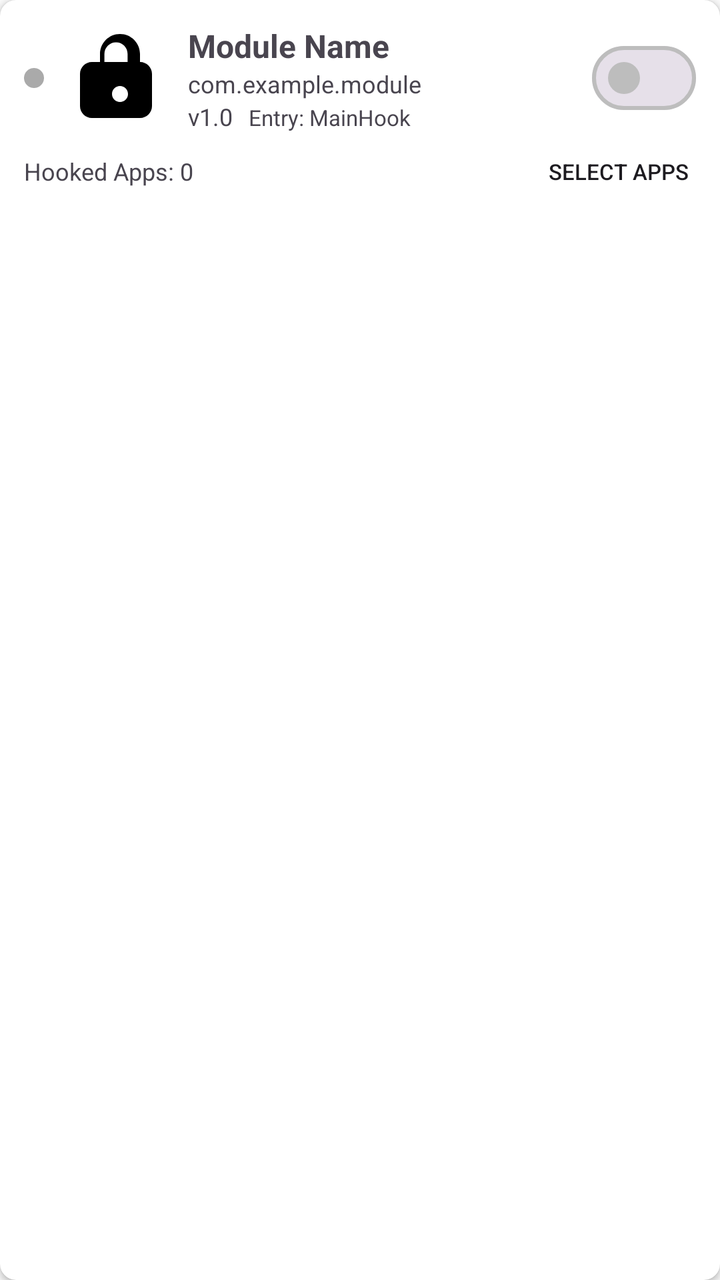
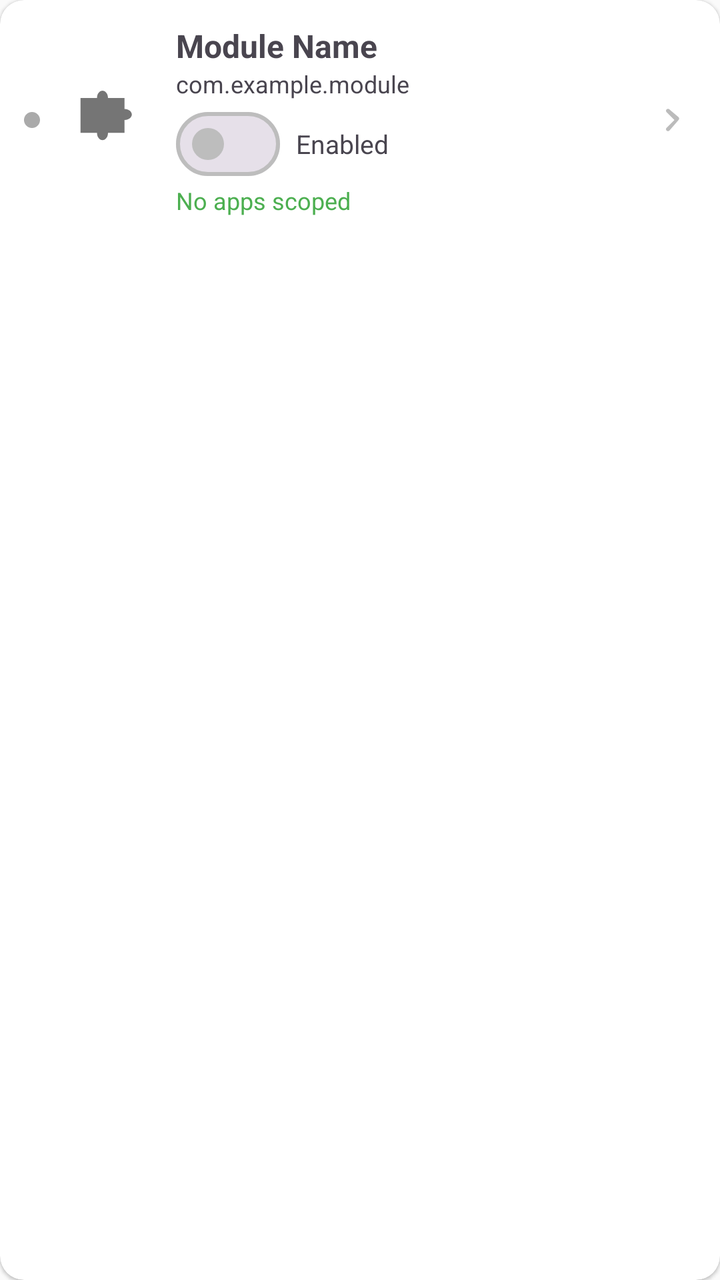

Two renders of the same Android screen: before a commit and after it. Below are the layout's source before the change and the commit's diff.
<!-- AndroidManifest.xml: application theme Theme.ShizuPosedManager -->
<!-- res/layout/item_module.xml -->
<?xml version="1.0" encoding="utf-8"?>
<androidx.cardview.widget.CardView
    xmlns:android="http://schemas.android.com/apk/res/android"
    xmlns:app="http://schemas.android.com/apk/res-auto"
    android:id="@+id/cardModule"
    android:layout_width="match_parent"
    android:layout_height="wrap_content"
    android:layout_margin="4dp"
    app:cardCornerRadius="8dp"
    app:cardElevation="2dp">

    <LinearLayout
        android:layout_width="match_parent"
        android:layout_height="wrap_content"
        android:orientation="vertical"
        android:padding="12dp">

        
        <LinearLayout
            android:layout_width="match_parent"
            android:layout_height="wrap_content"
            android:orientation="horizontal"
            android:gravity="center_vertical">

            
            <View
                android:id="@+id/indicatorStatus"
                android:layout_width="10dp"
                android:layout_height="10dp"
                android:background="@drawable/status_indicator_disabled"
                android:layout_marginEnd="12dp" />

            
            <ImageView
                android:id="@+id/ivIcon"
                android:layout_width="48dp"
                android:layout_height="48dp"
                android:src="@drawable/ic_module"
                android:contentDescription="@string/module_icon"
                android:layout_marginEnd="12dp" />

            
            <LinearLayout
                android:layout_width="0dp"
                android:layout_height="wrap_content"
                android:layout_weight="1"
                android:orientation="vertical">

                <TextView
                    android:id="@+id/tvName"
                    android:layout_width="match_parent"
                    android:layout_height="wrap_content"
                    android:text="Module Name"
                    android:textSize="16sp"
                    android:textStyle="bold"
                    android:maxLines="1"
                    android:ellipsize="end" />

                <TextView
                    android:id="@+id/tvPackage"
                    android:layout_width="match_parent"
                    android:layout_height="wrap_content"
                    android:text="com.example.module"
                    android:textSize="12sp"
                    android:textColor="?android:attr/textColorSecondary"
                    android:maxLines="1"
                    android:ellipsize="end" />

                <LinearLayout
                    android:layout_width="match_parent"
                    android:layout_height="wrap_content"
                    android:orientation="horizontal">

                    <TextView
                        android:id="@+id/tvVersion"
                        android:layout_width="wrap_content"
                        android:layout_height="wrap_content"
                        android:text="v1.0"
                        android:textSize="12sp"
                        android:textColor="?android:attr/textColorSecondary" />

                    <TextView
                        android:id="@+id/tvEntry"
                        android:layout_width="0dp"
                        android:layout_height="wrap_content"
                        android:layout_weight="1"
                        android:text="Entry: MainHook"
                        android:textSize="11sp"
                        android:textColor="?android:attr/textColorSecondary"
                        android:layout_marginStart="8dp"
                        android:maxLines="1"
                        android:ellipsize="middle" />

                </LinearLayout>

            </LinearLayout>

            
            <com.google.android.material.materialswitch.MaterialSwitch
                android:id="@+id/swEnabled"
                android:layout_width="wrap_content"
                android:layout_height="wrap_content"
                android:layout_marginStart="8dp" />

        </LinearLayout>

        
        <LinearLayout
            android:layout_width="match_parent"
            android:layout_height="wrap_content"
            android:layout_marginTop="8dp"
            android:orientation="horizontal"
            android:gravity="center_vertical">

            <TextView
                android:id="@+id/tvHookedApps"
                android:layout_width="0dp"
                android:layout_height="wrap_content"
                android:layout_weight="1"
                android:text="Hooked Apps: 0"
                android:textSize="12sp"
                android:textColor="?android:attr/textColorSecondary" />

            
            <TextView
                android:id="@+id/tvRecommended"
                android:layout_width="wrap_content"
                android:layout_height="wrap_content"
                android:layout_marginEnd="8dp"
                android:text="· 0 recommended"
                android:textSize="12sp"
                android:textColor="?attr/colorPrimary"
                android:maxLines="1"
                android:visibility="gone" />

            <Button
                android:id="@+id/btnSelectApps"
                android:layout_width="wrap_content"
                android:layout_height="wrap_content"
                android:text="Select Apps"
                android:textSize="11sp"
                android:padding="4dp"
                android:minWidth="0dp"
                android:minHeight="0dp"
                style="@style/Widget.AppCompat.Button.Borderless" />

        </LinearLayout>

    </LinearLayout>

</androidx.cardview.widget.CardView>
<!-- resources referenced by this layout -->
<resources>
  <!-- drawable ic_module (drawable) -->
  <?xml version="1.0" encoding="utf-8"?>
  <vector xmlns:android="http://schemas.android.com/apk/res/android"
      android:width="24dp"
      android:height="24dp"
      android:viewportWidth="24"
      android:viewportHeight="24">
      <path
          android:fillColor="#000000"
          android:pathData="M19,8h-1V6c0,-2.76 -2.24,-5 -5,-5S8,3.24 8,6v2H6c-1.66,0 -3,1.34 -3,3v8c0,1.66 1.34,3 3,3h12c1.66,0 3,-1.34 3,-3v-8c0,-1.66 -1.34,-3 -3,-3zm-6,10c-1.1,0 -2,-0.9 -2,-2s0.9,-2 2,-2 2,0.9 2,2 -0.9,2 -2,2zm3.1,-10H9.1V6c0,-1.61 1.35,-2.9 2.9,-2.9 1.61,0 2.9,1.29 2.9,2.9v2z"/>
  </vector>
  <!-- drawable status_indicator_disabled (drawable) -->
  <?xml version="1.0" encoding="utf-8"?>
  <shape xmlns:android="http://schemas.android.com/apk/res/android"
      android:shape="oval">
      <solid android:color="@android:color/darker_gray" />
      <size
          android:width="10dp"
          android:height="10dp" />
  </shape>
  <string name="module_icon">Module icon</string>
  <color name="md_theme_light_primary">#4CAF50</color>
  <color name="md_theme_light_onPrimary">#FFFFFF</color>
  <color name="md_theme_light_primaryContainer">#C8E6C9</color>
  <color name="md_theme_light_onPrimaryContainer">#1B5E20</color>
  <color name="md_theme_light_secondary">#558B2F</color>
  <color name="md_theme_light_onSecondary">#FFFFFF</color>
  <color name="md_theme_light_secondaryContainer">#C5E1A5</color>
  <color name="md_theme_light_onSecondaryContainer">#33691E</color>
  <color name="md_theme_light_tertiary">#00695C</color>
  <color name="md_theme_light_onTertiary">#FFFFFF</color>
  <color name="md_theme_light_tertiaryContainer">#B2DFDB</color>
  <color name="md_theme_light_onTertiaryContainer">#004D40</color>
  <color name="md_theme_light_error">#D32F2F</color>
  <color name="md_theme_light_onError">#FFFFFF</color>
  <color name="md_theme_light_errorContainer">#FFCDD2</color>
  <color name="md_theme_light_onErrorContainer">#B71C1C</color>
  <color name="md_theme_light_surface">#FAFAFA</color>
  <color name="md_theme_light_onSurface">#212121</color>
  <color name="md_theme_light_surfaceVariant">#F5F5F5</color>
  <color name="md_theme_light_onSurfaceVariant">#757575</color>
  <color name="md_theme_light_outline">#BDBDBD</color>
  <color name="md_theme_light_inverseSurface">#424242</color>
  <color name="md_theme_light_inverseOnSurface">#FFFFFF</color>
  <color name="md_theme_light_inversePrimary">#81C784</color>
  <style name="Animation.Activity" parent="@android:style/Animation.Activity">
          <item name="android:activityOpenEnterAnimation">@android:anim/fade_in</item>
          <item name="android:activityOpenExitAnimation">@android:anim/fade_out</item>
          <item name="android:activityCloseEnterAnimation">@android:anim/fade_in</item>
          <item name="android:activityCloseExitAnimation">@android:anim/fade_out</item>
      </style>
  <!-- unchanged entries left out for length: 1 -->
</resources>

<!-- the commit's change to res/layout/item_module.xml (unified diff, before → after) -->
@@ -5,147 +5,151 @@
     android:id="@+id/cardModule"
     android:layout_width="match_parent"
     android:layout_height="wrap_content"
-    android:layout_margin="4dp"
-    app:cardCornerRadius="8dp"
-    app:cardElevation="2dp">
+    android:layout_marginHorizontal="8dp"
+    android:layout_marginVertical="4dp"
+    app:cardCornerRadius="12dp"
+    app:cardElevation="1dp">
 
     <LinearLayout
         android:layout_width="match_parent"
         android:layout_height="wrap_content"
-        android:orientation="vertical"
-        android:padding="12dp">
+        android:orientation="horizontal"
+        android:padding="12dp"
+        android:gravity="center_vertical">
+
+        
+        <View
+            android:id="@+id/indicatorStatus"
+            android:layout_width="8dp"
+            android:layout_height="8dp"
+            android:background="@drawable/status_indicator_disabled"
+            android:layout_marginEnd="12dp" />
+
+        
+        <ImageView
+            android:id="@+id/ivIcon"
+            android:layout_width="44dp"
+            android:layout_height="44dp"
+            android:src="@drawable/ic_module"
+            android:contentDescription="@string/module_icon"
+            android:layout_marginEnd="12dp" />
 
         
         <LinearLayout
-            android:layout_width="match_parent"
+            android:layout_width="0dp"
             android:layout_height="wrap_content"
-            android:orientation="horizontal"
-            android:gravity="center_vertical">
+            android:layout_weight="1"
+            android:orientation="vertical">
 
             
-            <View
-                android:id="@+id/indicatorStatus"
-                android:layout_width="10dp"
-                android:layout_height="10dp"
-                android:background="@drawable/status_indicator_disabled"
-                android:layout_marginEnd="12dp" />
+            <TextView
+                android:id="@+id/tvName"
+                android:layout_width="match_parent"
+                android:layout_height="wrap_content"
+                android:text="Module Name"
+                android:textSize="16sp"
+                android:textStyle="bold"
+                android:maxLines="1"
+                android:ellipsize="end" />
 
             
-            <ImageView
-                android:id="@+id/ivIcon"
-                android:layout_width="48dp"
-                android:layout_height="48dp"
-                android:src="@drawable/ic_module"
-                android:contentDescription="@string/module_icon"
-                android:layout_marginEnd="12dp" />
+            <TextView
+                android:id="@+id/tvPackage"
+                android:layout_width="match_parent"
+                android:layout_height="wrap_content"
+                android:text="com.example.module"
+                android:textSize="12sp"
+                android:textColor="?android:attr/textColorSecondary"
+                android:maxLines="1"
+                android:ellipsize="middle" />
 
             
             <LinearLayout
-                android:layout_width="0dp"
+                android:layout_width="match_parent"
                 android:layout_height="wrap_content"
-                android:layout_weight="1"
-                android:orientation="vertical">
+                android:orientation="horizontal"
+                android:gravity="center_vertical"
+                android:layout_marginTop="6dp">
+
+                <com.google.android.material.materialswitch.MaterialSwitch
+                    android:id="@+id/swEnabled"
+                    android:layout_width="wrap_content"
+                    android:layout_height="wrap_content"
+                    android:minHeight="0dp"
+                    android:minWidth="0dp" />
 
                 <TextView
-                    android:id="@+id/tvName"
-                    android:layout_width="match_parent"
+                    android:id="@+id/tvEnabledLabel"
+                    android:layout_width="wrap_content"
                     android:layout_height="wrap_content"
-                    android:text="Module Name"
-                    android:textSize="16sp"
-                    android:textStyle="bold"
+                    android:layout_marginStart="8dp"
+                    android:text="Enabled"
+                    android:textSize="13sp"
+                    android:textColor="?android:attr/textColorSecondary" />
+            </LinearLayout>
+
+            
+            <LinearLayout
+                android:layout_width="match_parent"
+                android:layout_height="wrap_content"
+                android:orientation="horizontal"
+                android:gravity="center_vertical"
+                android:layout_marginTop="4dp">
+
+                <TextView
+                    android:id="@+id/tvScopeSummary"
+                    android:layout_width="0dp"
+                    android:layout_height="wrap_content"
+                    android:layout_weight="1"
+                    android:text="No apps scoped"
+                    android:textSize="12sp"
+                    android:textColor="?attr/colorPrimary"
                     android:maxLines="1"
                     android:ellipsize="end" />
 
                 <TextView
-                    android:id="@+id/tvPackage"
-                    android:layout_width="match_parent"
+                    android:id="@+id/tvRecommended"
+                    android:layout_width="wrap_content"
                     android:layout_height="wrap_content"
-                    android:text="com.example.module"
-                    android:textSize="12sp"
-                    android:textColor="?android:attr/textColorSecondary"
-                    android:maxLines="1"
-                    android:ellipsize="end" />
-
-                <LinearLayout
-                    android:layout_width="match_parent"
-                    android:layout_height="wrap_content"
-                    android:orientation="horizontal">
-
-                    <TextView
-                        android:id="@+id/tvVersion"
-                        android:layout_width="wrap_content"
-                        android:layout_height="wrap_content"
-                        android:text="v1.0"
-                        android:textSize="12sp"
-                        android:textColor="?android:attr/textColorSecondary" />
-
-                    <TextView
-                        android:id="@+id/tvEntry"
-                        android:layout_width="0dp"
-                        android:layout_height="wrap_content"
-                        android:layout_weight="1"
-                        android:text="Entry: MainHook"
-                        android:textSize="11sp"
-                        android:textColor="?android:attr/textColorSecondary"
-                        android:layout_marginStart="8dp"
-                        android:maxLines="1"
-                        android:ellipsize="middle" />
-
-                </LinearLayout>
-
+                    android:text="· 0 recommended"
+                    android:textSize="11sp"
+                    android:textColor="?attr/colorPrimary"
+                    android:visibility="gone" />
             </LinearLayout>
 
             
-            <com.google.android.material.materialswitch.MaterialSwitch
-                android:id="@+id/swEnabled"
+            <TextView
+                android:id="@+id/tvVersion"
                 android:layout_width="wrap_content"
-                android:layout_height="wrap_content"
-                android:layout_marginStart="8dp" />
-
+                android:layout_height="0dp"
+                android:visibility="gone" />
+            <TextView
+                android:id="@+id/tvEntry"
+                android:layout_width="wrap_content"
+                android:layout_height="0dp"
+                android:visibility="gone" />
+            <TextView
+                android:id="@+id/tvHookedApps"
+                android:layout_width="wrap_content"
+                android:layout_height="0dp"
+                android:visibility="gone" />
         </LinearLayout>
 
         
-        <LinearLayout
-            android:layout_width="match_parent"
-            android:layout_height="wrap_content"
-            android:layout_marginTop="8dp"
-            android:orientation="horizontal"
-            android:gravity="center_vertical">
+        <ImageView
+            android:id="@+id/ivChevron"
+            android:layout_width="24dp"
+            android:layout_height="24dp"
+            android:src="@drawable/ic_chevron_right"
+            android:alpha="0.5"
+            android:contentDescription="Edit scope"
+            android:layout_marginStart="8dp" />
 
-            <TextView
-                android:id="@+id/tvHookedApps"
-                android:layout_width="0dp"
-                android:layout_height="wrap_content"
-                android:layout_weight="1"
-                android:text="Hooked Apps: 0"
-                android:textSize="12sp"
-                android:textColor="?android:attr/textColorSecondary" />
-
-            
-            <TextView
-                android:id="@+id/tvRecommended"
-                android:layout_width="wrap_content"
-                android:layout_height="wrap_content"
-                android:layout_marginEnd="8dp"
-                android:text="· 0 recommended"
-                android:textSize="12sp"
-                android:textColor="?attr/colorPrimary"
-                android:maxLines="1"
-                android:visibility="gone" />
-
-            <Button
-                android:id="@+id/btnSelectApps"
-                android:layout_width="wrap_content"
-                android:layout_height="wrap_content"
-                android:text="Select Apps"
-                android:textSize="11sp"
-                android:padding="4dp"
-                android:minWidth="0dp"
-                android:minHeight="0dp"
-                style="@style/Widget.AppCompat.Button.Borderless" />
-
-        </LinearLayout>
-
+        
+        <Button
+            android:id="@+id/btnSelectApps"
+            android:layout_width="0dp"
+            android:layout_height="0dp"
+            android:visibility="gone" />
     </LinearLayout>
-
 </androidx.cardview.widget.CardView>
<!-- resource entries referenced after the edit -->
@@ -1,15 +1,44 @@
 <!-- resources referenced by this layout -->
 <resources>
+  <!-- drawable ic_chevron_right (drawable) -->
+  <?xml version="1.0" encoding="utf-8"?>
+  <vector xmlns:android="http://schemas.android.com/apk/res/android"
+      android:width="24dp"
+      android:height="24dp"
+      android:viewportWidth="24"
+      android:viewportHeight="24"
+      android:tint="?attr/colorOnSurfaceVariant">
+      <path
+          android:fillColor="@android:color/white"
+          android:pathData="M9.29,6.71c-0.39,0.39 -0.39,1.02 0,1.41L13.17,12l-3.88,3.88c-0.39,0.39 -0.39,1.02 0,1.41c0.39,0.39 1.02,0.39 1.41,0L15.29,12c0.39,-0.39 0.39,-1.02 0,-1.41L10.7,6.7C10.32,6.32 9.68,6.32 9.29,6.71z" />
+  </vector>
   <!-- drawable ic_module (drawable) -->
   <?xml version="1.0" encoding="utf-8"?>
   <vector xmlns:android="http://schemas.android.com/apk/res/android"
       android:width="24dp"
       android:height="24dp"
       android:viewportWidth="24"
-      android:viewportHeight="24">
+      android:viewportHeight="24"
+      android:tint="?attr/colorOnSurfaceVariant">
+  
+      
+  
       <path
           android:fillColor="#000000"
-          android:pathData="M19,8h-1V6c0,-2.76 -2.24,-5 -5,-5S8,3.24 8,6v2H6c-1.66,0 -3,1.34 -3,3v8c0,1.66 1.34,3 3,3h12c1.66,0 3,-1.34 3,-3v-8c0,-1.66 -1.34,-3 -3,-3zm-6,10c-1.1,0 -2,-0.9 -2,-2s0.9,-2 2,-2 2,0.9 2,2 -0.9,2 -2,2zm3.1,-10H9.1V6c0,-1.61 1.35,-2.9 2.9,-2.9 1.61,0 2.9,1.29 2.9,2.9v2z"/>
+          android:pathData="M 4.5,6
+                            L 9,6
+                            C 9,4.5 10,4 10.5,4
+                            C 11,4 12,4.5 12,6
+                            L 16.5,6
+                            L 16.5,9
+                            C 18,9 18.5,10 18.5,10.5
+                            C 18.5,11 18,12 16.5,12
+                            L 16.5,15.5
+                            L 12,15.5
+                            C 12,17 11,17.5 10.5,17.5
+                            C 10,17.5 9,17 9,15.5
+                            L 4.5,15.5
+                            Z" />
   </vector>
   <!-- drawable status_indicator_disabled (drawable) -->
   <?xml version="1.0" encoding="utf-8"?>
